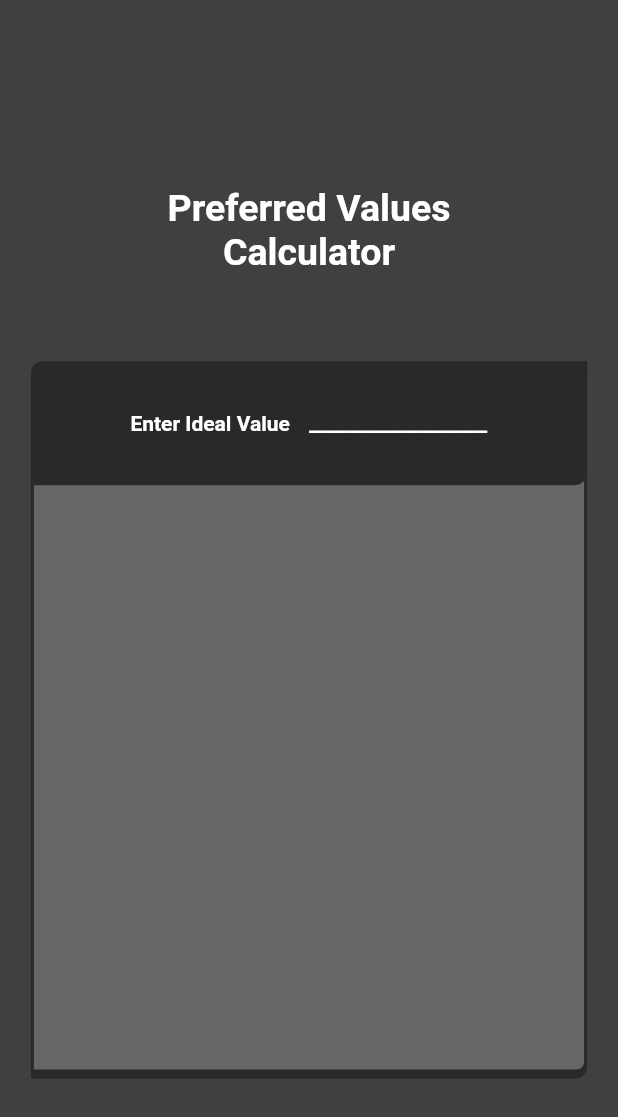
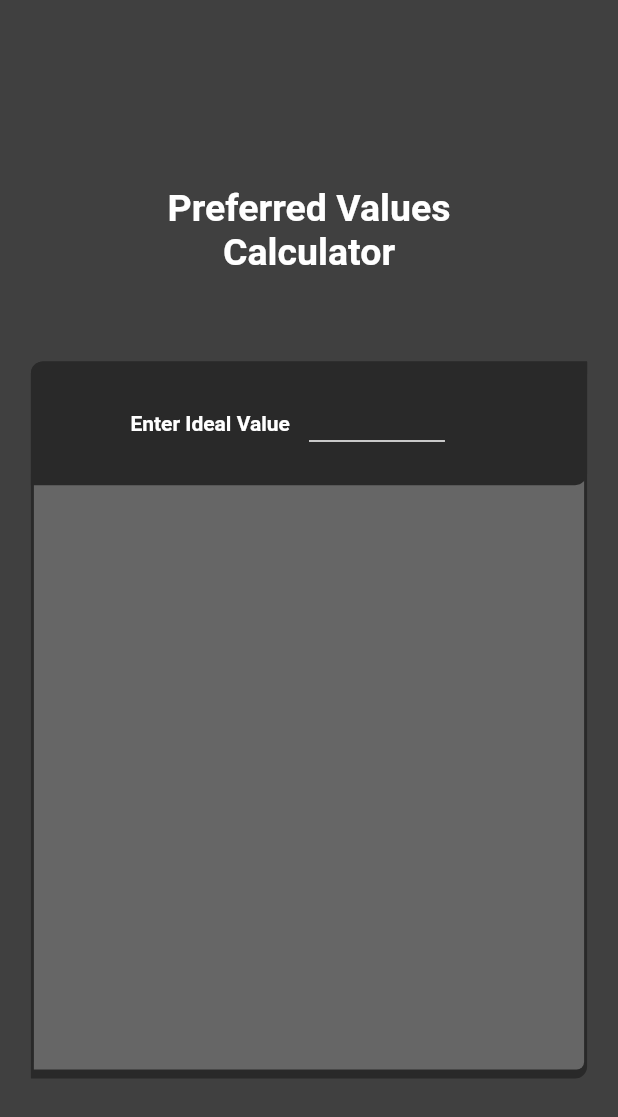
Before and after one commit to Pumaxx/ElectronicsPocketTools-Flutter, a Flutter app: the PreferredValuesPage screen opened directly, on a phone screen of 412 x 824 dp. Shown: the top 1117 px of the screen. Run offline on Flutter 3.47's test engine with Material 2 defaults, Android fonts, the light colour scheme and no system bars; drawn by our look-alikes of auto_size_text.

Commit message:
Fixed input fields style

```diff
--- a/lib/UI/preferred_values.dart
+++ b/lib/UI/preferred_values.dart
@@ -1,5 +1,6 @@
 import 'package:flutter/material.dart';
 import 'package:auto_size_text/auto_size_text.dart';
+import 'package:flutter/services.dart';
 import '../main_menu.dart';
 import 'UI_recorces/tool_containers.dart';
 
@@ -84,14 +85,35 @@ class _PreferredValuesPageState extends State<PreferredValuesPage> {
                                 ),
                               ),
                               SizedBox(
-                                width: screenWidth * 0.32,
-                                child: const AutoSizeText(
-                                  "___________________",
-                                  maxLines: 1,
-                                  style: TextStyle(fontWeight: FontWeight.bold),
+                                width: screenWidth * 0.22,
+                                height: screenHeight * 0.03,
+                                child: Center(
+                                  child: TextField(
+                                    cursorColor: Colors.white,
+                                    cursorWidth: 1.5,
+                                    maxLines: 1,
+                                    keyboardType: TextInputType.number,
+                                    inputFormatters: <TextInputFormatter>[
+                                      FilteringTextInputFormatter.digitsOnly
+                                    ],
+                                    style: TextStyle(
+                                      color: Colors.white,
+                                      fontSize: screenWidth * 0.0375,
+                                    ),
+                                    decoration: const InputDecoration(
+                                      enabledBorder: UnderlineInputBorder(
+                                        borderSide:
+                                            BorderSide(color: Colors.white),
+                                      ),
+                                      focusedBorder: UnderlineInputBorder(
+                                        borderSide:
+                                            BorderSide(color: Colors.white),
+                                      ),
+                                    ),
+                                  ),
                                 ),
                               ),
-                              SizedBox(width: screenWidth * 0.13),
+                              SizedBox(width: screenWidth * 0.23),
                             ],
                           ),
                         ),
```
Also changed, not shown: lib/UI/amplification_suppression.dart (+14 -0 lines), lib/UI/wave_calculator.dart (+14 -0 lines).
